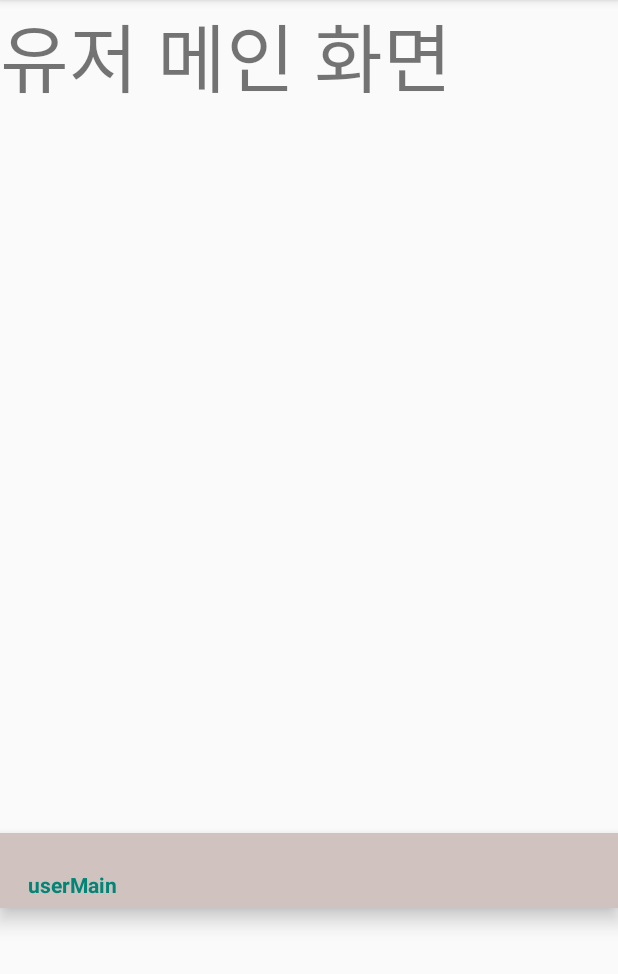
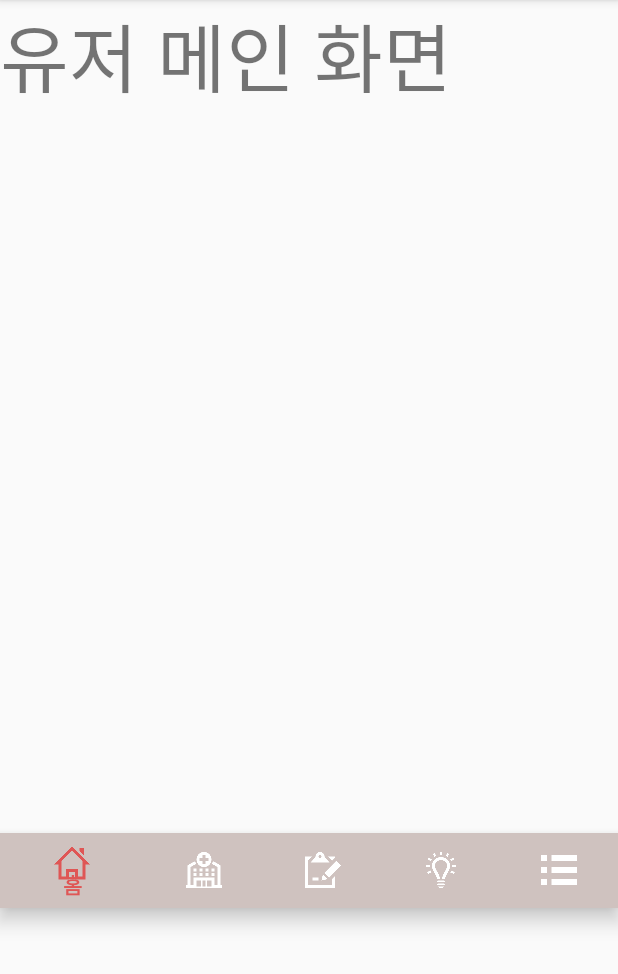
Before and after one commit to SungYil/Pet_Teun_Teun_Front, an Android app: the screen it shows after launch (MainActivity), on a phone screen of 412 x 824 dp, the part 84-1058 px from its top. Run offline under Robolectric (Android 15) with nearby library versions, the phone set to English and light mode, and no system bars.

Commit message:
아이콘 적용 및 셀렉터를 추가하여 클릭 시 색상변경 완료.

```diff
--- /dev/null
+++ b/app/src/main/res/drawable/bottom_nav_selector.xml
@@ -0,0 +1,5 @@
+<?xml version="1.0" encoding="utf-8"?>
+<selector xmlns:android="http://schemas.android.com/apk/res/android">
+    <item android:color="#df5655" android:state_checked="true"/>
+    <item android:color="#ffffff" android:state_checked="false"/>
+</selector>
--- a/app/src/main/res/layout/activity_main.xml
+++ b/app/src/main/res/layout/activity_main.xml
@@ -17,5 +17,8 @@
         android:layout_width="match_parent"
         android:layout_height="50dp"
         android:background="@color/colorWeakBrown"
+        app:itemTextColor="@drawable/bottom_nav_selector"
+        app:itemIconTint="@drawable/bottom_nav_selector"
         app:menu="@menu/bottom_menu_item" />
+
 </LinearLayout>
--- a/app/src/main/res/menu/bottom_menu_item.xml
+++ b/app/src/main/res/menu/bottom_menu_item.xml
@@ -3,23 +3,24 @@
 
     <item
         android:id="@+id/userMainItem"
-        android:src="@drawable/homeItem"
-        android:title="userMain" />
+        android:icon="@drawable/home_item"
+        android:title="홈">
+    </item>
     <item
         android:id="@+id/hospitalItem"
-        android:src="@drawable/hospitalItem"
-        android:title="board" />
+        android:icon="@drawable/hospital_item"
+        android:title="병원매칭" />
     <item
         android:id="@+id/boardItem"
-        android:src="@drawable/boardItem"
-        android:title="Call" />
+        android:icon="@drawable/board_item"
+        android:title="게시판" />
     <item
         android:id="@+id/noticeItem"
-        android:src="@drawable/ideaItem"
-        android:title="Call" />
+        android:icon="@drawable/idea_item"
+        android:title="알림" />
     <item
         android:id="@+id/moreViewItem"
-        android:src="@drawable/listItem"
-        android:title="Call" />
+        android:icon="@drawable/list_item"
+        android:title="더보기" />
 
 </menu>
--- a/app/src/main/res/values/colors.xml
+++ b/app/src/main/res/values/colors.xml
@@ -7,4 +7,5 @@
     <color name="colorWeakBrown">#cfc2bf</color>
     <color name="colorBrown">#857774</color>
     <color name="colorBeigy">#f6f1eb</color>
+    <color name="colorWhite">#ffffff</color>
 </resources>
```
Also changed, not shown: app/src/main/res/drawable/board_item.png (added), app/src/main/res/drawable/gear_item.png (added), app/src/main/res/drawable/home_item.png (added), app/src/main/res/drawable/hospital_item.png (added), app/src/main/res/drawable/idea_item.png (added), app/src/main/res/drawable/list_item.png (added).
